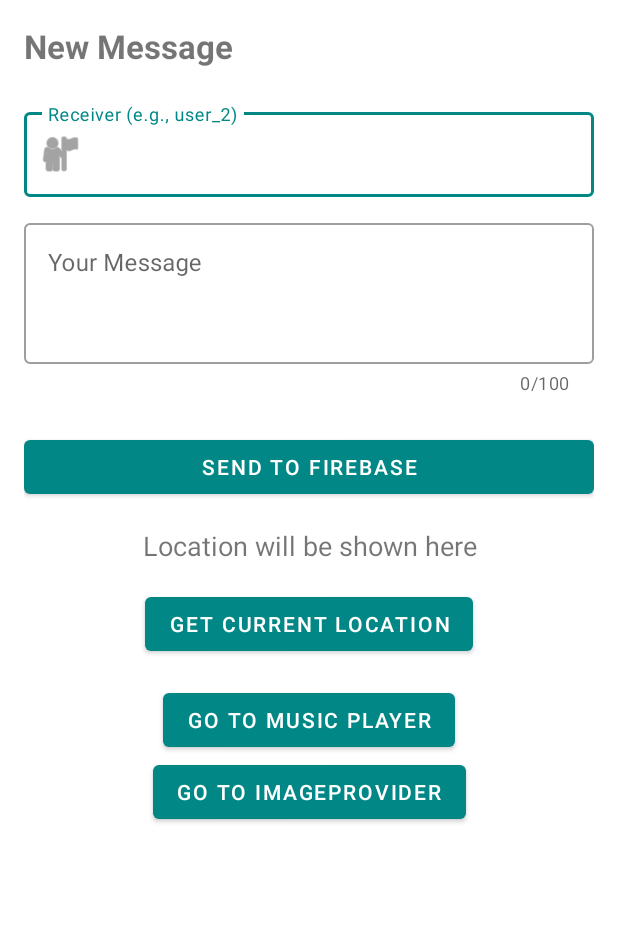
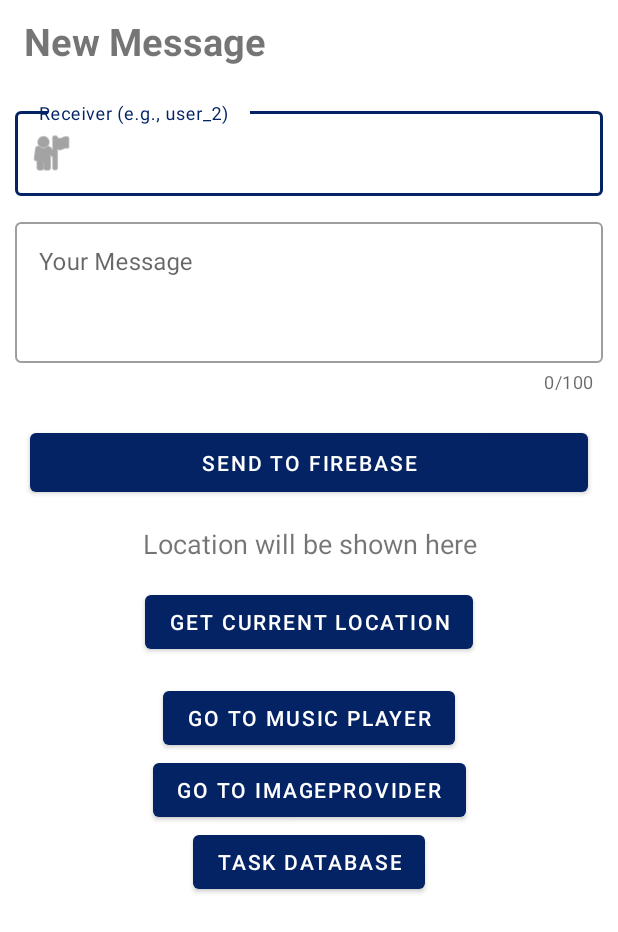
Before and after one commit to XenonR25/Kotlin-Learning, an Android app: the screen it shows after launch (MessageActivity), on a phone screen of 412 x 824 dp. Shown: the top 932 px of the screen. Run offline under Robolectric (Android 15) with nearby library versions, the light colour scheme and no system bars; our stand-ins replace Dagger/Hilt's generated code, Firebase (no records; nobody signed in at launch, a user with empty details on screens opened directly); 10 statements that could not run were skipped.

Commit message:
Room Task Creation,Addition,Deletion and all tasks shown onn screen created, dialog box to add and edit task is here, used hilt to inject the instances and viewModel handling with hilt is done

```diff
--- a/app/src/main/AndroidManifest.xml
+++ b/app/src/main/AndroidManifest.xml
@@ -21,7 +21,7 @@
         android:roundIcon="@mipmap/ic_launcher_round"
         android:supportsRtl="true"
         android:theme="@style/Theme.Assignment1"
-        android:name=".Hilt.MyApplication">
+        android:name=".Hilt.MainApplication">
         <activity
             android:name=".MainActivity"
             android:exported="true">
@@ -41,14 +41,14 @@
             </intent-filter>
         </activity>
         <service
-            android:name=".Context.Service.MyFirebaseMessagingService"
+            android:name=".Context.service.MyFirebaseMessagingService"
             android:exported="false">
             <intent-filter>
                 <action android:name="com.google.firebase.MESSAGING_EVENT"/>
             </intent-filter>
         </service>
         <service
-            android:name=".Context.Service.MusicService"
+            android:name=".Context.service.MusicService"
             android:foregroundServiceType="mediaPlayback"
             android:enabled="true"
             android:exported="false" />
--- a/app/src/main/java/com/example/assignment1/Hilt/MyApplication.kt
+++ b/app/src/main/java/com/example/assignment1/Hilt/MainApplication.kt
@@ -4,4 +4,4 @@ import android.app.Application
 import dagger.hilt.android.HiltAndroidApp
 
 @HiltAndroidApp
-class MyApplication : Application()
+class MainApplication : Application()
--- a/app/src/main/java/com/example/assignment1/MessageActivity.kt
+++ b/app/src/main/java/com/example/assignment1/MessageActivity.kt
@@ -3,9 +3,10 @@ package com.example.assignment1
 import android.os.Bundle
 import android.util.Log
 import androidx.appcompat.app.AppCompatActivity
+import dagger.hilt.android.AndroidEntryPoint
 
 
-
+@AndroidEntryPoint
 class MessageActivity : AppCompatActivity() {
 
 
--- /dev/null
+++ b/app/src/main/res/drawable/bg_dialog_rounded.xml
@@ -0,0 +1,5 @@
+<?xml version="1.0" encoding="utf-8"?>
+<shape xmlns:android="http://schemas.android.com/apk/res/android">
+    <solid android:color="#FFFFFF"/>
+    <corners android:radius="28dp"/>
+</shape>
--- /dev/null
+++ b/app/src/main/res/drawable/bg_glass_input.xml
@@ -0,0 +1,5 @@
+<?xml version="1.0" encoding="utf-8"?>
+<shape xmlns:android="http://schemas.android.com/apk/res/android">
+    <solid android:color="#F8F9FA" /> <stroke android:width="1dp" android:color="#E0E0E0" />
+    <corners android:radius="16dp" />
+</shape>
--- a/app/src/main/res/layout/fragment_main.xml
+++ b/app/src/main/res/layout/fragment_main.xml
@@ -4,13 +4,14 @@
     xmlns:app="http://schemas.android.com/apk/res-auto"
     android:layout_width="match_parent"
     android:layout_height="match_parent"
-    android:padding="16dp">
+    >
 
     <ImageView
         android:id="@+id/ivBackground"
         android:layout_width="match_parent"
         android:layout_height="match_parent"
         android:alpha="0.2"
+        android:contentDescription="@string/background_picture"
         android:src="@drawable/background"
         android:scaleType="centerCrop"
         android:visibility="gone"
@@ -24,10 +25,13 @@
         android:layout_width="wrap_content"
         android:layout_height="wrap_content"
         android:text="@string/new_message"
-        android:textSize="22sp"
+        android:textSize="25sp"
         android:textStyle="bold"
         app:layout_constraintTop_toTopOf="parent"
-        app:layout_constraintStart_toStartOf="parent" />
+        app:layout_constraintStart_toStartOf="parent"
+        android:layout_marginTop="10dp"
+        android:paddingStart="16dp"
+        android:paddingEnd="10dp"/>
 
     <com.google.android.material.textfield.TextInputLayout
         android:id="@+id/tilReceiver"
@@ -35,7 +39,7 @@
         android:layout_width="match_parent"
         android:layout_height="wrap_content"
         android:layout_marginTop="24dp"
-        android:hint="Receiver (e.g., user_2)"
+        android:hint="@string/receiver_e_g_user_2"
         app:startIconDrawable="@android:drawable/ic_menu_myplaces"
         app:layout_constraintTop_toBottomOf="@id/tvHeader">
 
@@ -43,6 +47,8 @@
             android:id="@+id/etReceiverId"
             android:layout_width="match_parent"
             android:layout_height="wrap_content"
+            android:layout_marginStart="10dp"
+            android:layout_marginEnd="10dp"
             android:inputType="text" />
     </com.google.android.material.textfield.TextInputLayout>
 
@@ -52,7 +58,7 @@
         android:layout_width="match_parent"
         android:layout_height="wrap_content"
         android:layout_marginTop="12dp"
-        android:hint="Your Message"
+        android:hint="@string/your_message"
         app:counterEnabled="true"
         app:counterMaxLength="100"
         app:layout_constraintTop_toBottomOf="@id/tilReceiver">
@@ -62,6 +68,8 @@
             android:layout_width="match_parent"
             android:layout_height="wrap_content"
             android:gravity="top"
+            android:layout_marginStart="10dp"
+            android:layout_marginEnd="10dp"
             android:inputType="textMultiLine"
             android:lines="3" />
     </com.google.android.material.textfield.TextInputLayout>
@@ -70,8 +78,10 @@
         android:id="@+id/btnSend"
         android:layout_width="match_parent"
         android:layout_height="wrap_content"
-        android:text="Send To Firebase"
+        android:text="@string/send_to_firebase"
         android:layout_marginTop="24dp"
+        android:padding="10dp"
+        android:layout_margin="20dp"
         app:layout_constraintTop_toBottomOf="@id/tilMessage"
         />
 
@@ -80,7 +90,7 @@
             android:id="@+id/locationText"
             android:layout_width="match_parent"
             android:layout_height="wrap_content"
-            android:text="Location will be shown here"
+            android:text="@string/location_show"
             android:textSize="18sp"
             android:textAlignment="center"
             android:padding="16dp"
@@ -94,7 +104,7 @@
             android:id="@+id/getLocationBtn"
             android:layout_width="wrap_content"
             android:layout_height="wrap_content"
-            android:text="Get Current Location"
+            android:text="@string/current_location"
         app:layout_constraintTop_toBottomOf="@id/locationText"
         app:layout_constraintStart_toStartOf="parent"
         app:layout_constraintEnd_toEndOf="parent"
@@ -104,7 +114,7 @@
         android:id="@+id/btnGoToMusic"
         android:layout_width="wrap_content"
         android:layout_height="wrap_content"
-        android:text="Go to Music Player"
+        android:text="@string/music_player"
         app:layout_constraintTop_toBottomOf="@id/getLocationBtn"
         app:layout_constraintStart_toStartOf="parent"
         app:layout_constraintEnd_toEndOf="parent"
@@ -113,8 +123,17 @@
         android:id="@+id/btnContentProvider"
         android:layout_width="wrap_content"
         android:layout_height="wrap_content"
-        android:text="Go to ImageProvider"
+        android:text="@string/image_provider"
         app:layout_constraintTop_toBottomOf="@+id/btnGoToMusic"
+        app:layout_constraintStart_toStartOf="parent"
+        app:layout_constraintEnd_toEndOf="parent"
+        />
+    <Button
+        android:id="@+id/btnRoomDatabase"
+        android:layout_width="wrap_content"
+        android:layout_height="wrap_content"
+        android:text="Task Database"
+        app:layout_constraintTop_toBottomOf="@+id/btnContentProvider"
         app:layout_constraintStart_toStartOf="parent"
         app:layout_constraintEnd_toEndOf="parent"
         />
--- a/app/src/main/res/values/colors.xml
+++ b/app/src/main/res/values/colors.xml
@@ -4,7 +4,8 @@
     <color name="purple_500">#37196A</color>
     <color name="purple_700">#270C4B</color>
     <color name="teal_200">#FF03DAC5</color>
-    <color name="teal_700">#FF018786</color>
+    <color name="teal_700">#032364</color>
     <color name="black">#FF000000</color>
     <color name="white">#FFFFFFFF</color>
+    <color name="dark_grey">#525252</color>
 </resources>
--- a/app/src/main/res/values/strings.xml
+++ b/app/src/main/res/values/strings.xml
@@ -1,4 +1,12 @@
 <resources>
-    <string name="app_name">Friski: Your Food Companion</string>
+    <string name="app_name" translatable="false">Friski: Your Food Companion</string>
     <string name="new_message">New Message</string>
+    <string name="background_picture">Background Picture</string>
+    <string name="receiver_e_g_user_2">Receiver (e.g., user_2)</string>
+    <string name="your_message">Your Message</string>
+    <string name="send_to_firebase">Send To Firebase</string>
+    <string name="location_show">Location will be shown here</string>
+    <string name="current_location">Get Current Location</string>
+    <string name="music_player">Go to Music Player</string>
+    <string name="image_provider">Go to ImageProvider</string>
 </resources>
--- a/app/src/main/res/values/themes.xml
+++ b/app/src/main/res/values/themes.xml
@@ -14,5 +14,10 @@
 
 
     </style>
+    <style name="GlassDialog" parent="Theme.Material3.DayNight.Dialog">
+        <item name="android:windowBackground">@android:color/transparent</item>
+    </style>
+
+
 
 </resources>
```
Also changed, not shown: app/src/main/java/com/example/assignment1/Hilt/DatabaseModule.kt (added, +24 -0 lines), app/src/main/java/com/example/assignment1/TaskAdapter.kt (added, +45 -0 lines), app/src/main/java/com/example/assignment1/TaskFragment.kt (added, +111 -0 lines), app/src/main/java/com/example/assignment1/TaskRepository.kt (added, +19 -0 lines), app/src/main/java/com/example/assignment1/dataClass/RoomModel.kt (added, +33 -0 lines), app/src/main/java/com/example/assignment1/database/AppDatabase.kt (added, +36 -0 lines), app/src/main/java/com/example/assignment1/viewModel/TaskViewModel.kt (added, +35 -0 lines), app/src/main/res/layout/dialog_task.xml (added, +73 -0 lines), app/src/main/res/layout/fragment_task.xml (added, +25 -0 lines), app/src/main/res/layout/item_task.xml (added, +48 -0 lines), 1 other file.
